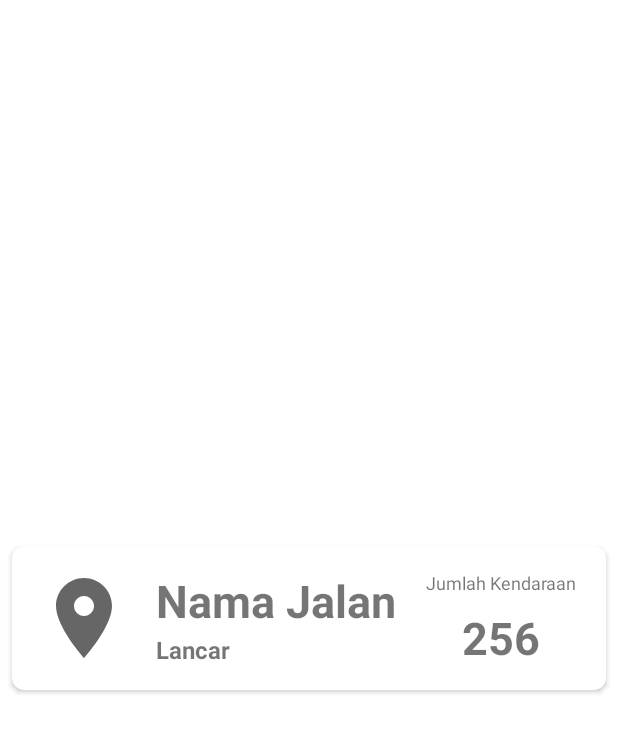
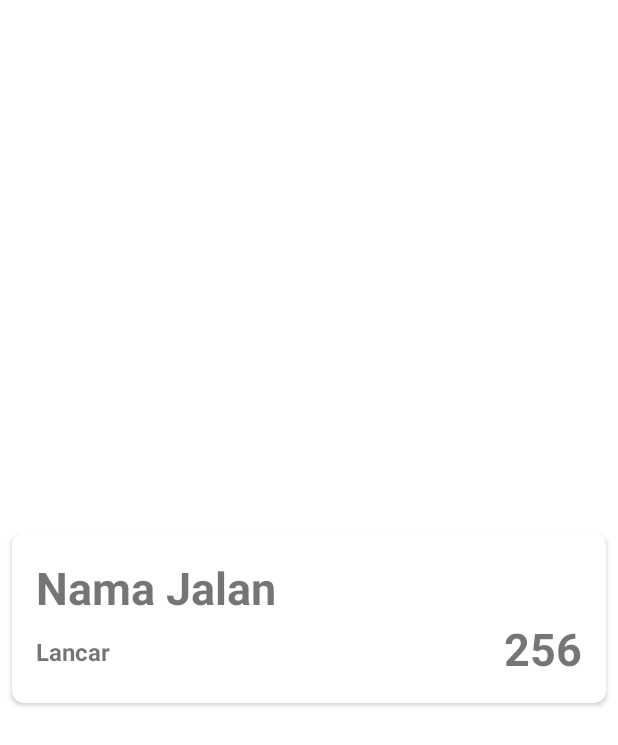
Before and after one commit to snungga/Capstone, an Android app: the layout street_list_item.xml on its own in the app's theme, with its tools: preview values and no code run, on a phone screen of 412 x 824 dp. Shown: the top 745 px of the screen. Run offline under Robolectric (Android 15) with nearby library versions, the phone set to English and light mode, and no system bars.

Commit message:
Update street_list_item.xml
Menghapus ImageView dan satu TextView yang tidak diperlukan

```diff
--- a/app/src/main/res/layout/street_list_item.xml
+++ b/app/src/main/res/layout/street_list_item.xml
@@ -16,64 +16,42 @@
         android:layout_width="match_parent"
         android:layout_height="wrap_content">
 
-        <ImageView
-            android:id="@+id/icon_list_item"
-            android:layout_width="64dp"
-            android:layout_height="64dp"
-            android:layout_marginStart="16dp"
-            android:layout_marginTop="16dp"
-            android:layout_marginBottom="16dp"
-            android:contentDescription="@string/item_list_icon_content_description"
-            android:src="@drawable/ic_baseline_location_on_48"
-            card_view:layout_constraintBottom_toBottomOf="parent"
-            card_view:layout_constraintStart_toStartOf="parent"
-            card_view:layout_constraintTop_toTopOf="parent" />
-
         <TextView
             android:id="@+id/tv_street_name"
             android:layout_width="0dp"
             android:layout_height="wrap_content"
             android:layout_marginStart="16dp"
+            android:layout_marginTop="16dp"
             android:textSize="30sp"
             android:textStyle="bold"
-            card_view:layout_constraintStart_toEndOf="@id/icon_list_item"
-            card_view:layout_constraintTop_toTopOf="@id/icon_list_item"
+            card_view:layout_constraintStart_toStartOf="parent"
+            card_view:layout_constraintTop_toTopOf="parent"
             tools:text="Nama Jalan" />
 
         <TextView
             android:id="@+id/tv_status"
             android:layout_width="0dp"
             android:layout_height="wrap_content"
-            android:layout_marginStart="16dp"
+            android:layout_marginTop="4dp"
+            android:layout_marginBottom="16dp"
             android:textSize="16sp"
             android:textStyle="bold"
-            card_view:layout_constraintBottom_toBottomOf="@id/icon_list_item"
-            card_view:layout_constraintStart_toEndOf="@id/icon_list_item"
+            card_view:layout_constraintBottom_toBottomOf="parent"
+            card_view:layout_constraintTop_toBottomOf="@id/tv_street_name"
+            card_view:layout_constraintStart_toStartOf="@id/tv_street_name"
             tools:text="Lancar" />
-
-        <TextView
-            android:id="@+id/tv_vehicle_number_title"
-            android:layout_width="0dp"
-            android:layout_height="wrap_content"
-            android:layout_marginStart="16dp"
-            android:layout_marginEnd="16dp"
-            android:textAlignment="center"
-            android:textSize="12sp"
-            card_view:layout_constraintEnd_toEndOf="parent"
-            card_view:layout_constraintStart_toEndOf="@id/tv_street_name"
-            card_view:layout_constraintTop_toTopOf="@id/icon_list_item"
-            tools:text="Jumlah Kendaraan" />
 
         <TextView
             android:id="@+id/tv_vehicle_number"
             android:layout_width="wrap_content"
             android:layout_height="wrap_content"
-            android:layout_marginTop="8dp"
+            android:layout_marginBottom="16dp"
+            android:layout_marginEnd="16dp"
             android:textStyle="bold"
             android:textSize="30sp"
-            card_view:layout_constraintEnd_toEndOf="@id/tv_vehicle_number_title"
-            card_view:layout_constraintStart_toStartOf="@id/tv_vehicle_number_title"
-            card_view:layout_constraintTop_toBottomOf="@id/tv_vehicle_number_title"
+            card_view:layout_constraintBottom_toBottomOf="parent"
+            card_view:layout_constraintEnd_toEndOf="parent"
+            card_view:layout_constraintTop_toBottomOf="@id/tv_street_name"
             tools:text="256" />
 
     </androidx.constraintlayout.widget.ConstraintLayout>
```
